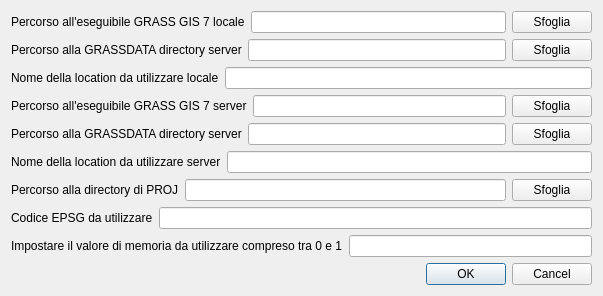
ProvinciaAutonomaTrento/STEM, file ui/settings.ui: the form before one commit.
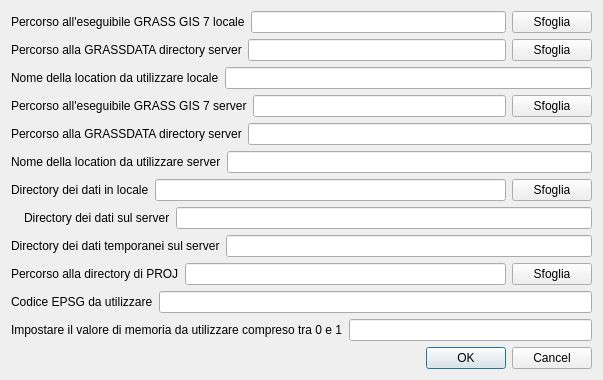
The form after the commit.

Commit message: update setting interface

What changed in the file:
```diff
--- a/ui/settings.ui
+++ b/ui/settings.ui
@@ -7,7 +7,7 @@
     <x>0</x>
     <y>0</y>
     <width>603</width>
-    <height>292</height>
+    <height>371</height>
    </rect>
   </property>
   <property name="windowTitle">
@@ -105,13 +105,6 @@
        <item>
         <widget class="QLineEdit" name="lineEdit_grassdataserver"/>
        </item>
-       <item>
-        <widget class="QPushButton" name="pushButton_grassdataserver">
-         <property name="text">
-          <string>Sfoglia</string>
-         </property>
-        </widget>
-       </item>
       </layout>
      </item>
      <item>
@@ -128,6 +121,62 @@
        </item>
       </layout>
      </item>
+     <item>
+      <layout class="QHBoxLayout" name="horizontalLayout_10">
+       <item>
+        <widget class="QLabel" name="label_localdata">
+         <property name="text">
+          <string>Directory dei dati in locale</string>
+         </property>
+        </widget>
+       </item>
+       <item>
+        <widget class="QLineEdit" name="lineEdit_datalocal"/>
+       </item>
+       <item>
+        <widget class="QPushButton" name="pushButton_datalocal">
+         <property name="text">
+          <string>Sfoglia</string>
+         </property>
+        </widget>
+       </item>
+      </layout>
+     </item>
+     <item>
+      <layout class="QHBoxLayout" name="horizontalLayout_11">
+       <item>
+        <widget class="QLabel" name="label">
+         <property name="text">
+          <string/>
+         </property>
+        </widget>
+       </item>
+       <item>
+        <widget class="QLabel" name="label_serverdata">
+         <property name="text">
+          <string>Directory dei dati sul server</string>
+         </property>
+        </widget>
+       </item>
+       <item>
+        <widget class="QLineEdit" name="lineEdit_serverdata"/>
+       </item>
+      </layout>
+     </item>
+     <item>
+      <layout class="QHBoxLayout" name="horizontalLayout_12">
+       <item>
+        <widget class="QLabel" name="label_tempserverdata">
+         <property name="text">
+          <string>Directory dei dati temporanei sul server</string>
+         </property>
+        </widget>
+       </item>
+       <item>
+        <widget class="QLineEdit" name="lineEdit_tempserverdata"/>
+       </item>
+      </layout>
+     </item>
      <item>
       <layout class="QHBoxLayout" name="horizontalLayout_8">
        <item>
```
The commit also changes 1 other file.
